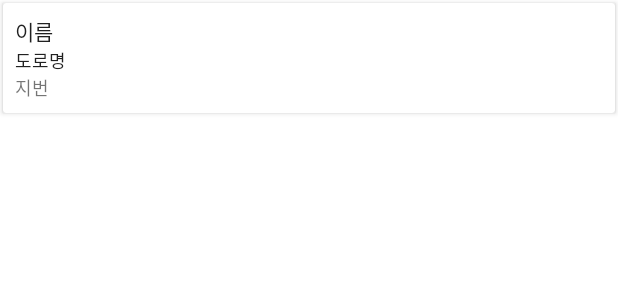
After one commit to junjange/MECA-PMD-Key-Android, an Android app: the layout list_ltem_kakao_local.xml on its own in the app's theme, with its tools: preview values and no code run, on a phone screen of 412 x 824 dp. The commit adds this screen. Shown: the top 300 px of the screen. Run offline under Robolectric (Android 15) with nearby library versions, the phone set to English and light mode, and no system bars.

Commit message:
22.04.15Update
- 카카오 맵 지도 검색

```diff
--- a/app/build.gradle
+++ b/app/build.gradle
@@ -1,6 +1,7 @@
 plugins {
     id 'com.android.application'
     id 'kotlin-android'
+    id 'com.google.android.libraries.mapsplatform.secrets-gradle-plugin'
 }
 apply plugin : 'kotlin-kapt'
 
@@ -26,9 +27,8 @@ android {
         // api key 변수 지정
         buildConfigField "String", "API_KEY", properties['api.key']
 
-        buildConfigField "String", "KAKAO_MAP_API_KEY", properties['kakao.map.api.key']
-
-//        manifestPlaceholders["KAKAO_MAP_API_KEY"] = "kakao.map.api.key"
+        // kakao map rest api key 변수 지정
+        buildConfigField "String", "KAKAO_MAP_REST_API_KEY", properties['kakao.map.rest.api.key']
 
     }
 
--- a/app/src/main/AndroidManifest.xml
+++ b/app/src/main/AndroidManifest.xml
@@ -45,7 +45,7 @@
 
 
         <!-- 네이티브 앱 키 추가 -->
-        <meta-data android:name="com.kakao.sdk.AppKey" android:value= "" />
+        <meta-data android:name="com.kakao.sdk.AppKey" android:value= "${KAKAO_MAP_NATIVE_KEY}" />
 
     </application>
 
--- /dev/null
+++ b/app/src/main/res/layout/list_ltem_kakao_local.xml
@@ -0,0 +1,46 @@
+<?xml version="1.0" encoding="utf-8"?>
+<androidx.cardview.widget.CardView xmlns:android="http://schemas.android.com/apk/res/android"
+    xmlns:app="http://schemas.android.com/apk/res-auto"
+    xmlns:tools="http://schemas.android.com/tools"
+    android:layout_width="match_parent"
+    android:layout_height="wrap_content"
+    android:layout_margin="2dp"
+    android:foreground="?android:attr/selectableItemBackground">
+
+    <androidx.constraintlayout.widget.ConstraintLayout
+        android:layout_width="match_parent"
+        android:layout_height="wrap_content">
+
+        <TextView
+            android:id="@+id/tv_list_name"
+            android:layout_width="wrap_content"
+            android:layout_height="wrap_content"
+            android:layout_marginStart="8dp"
+            android:layout_marginTop="8dp"
+            android:text="이름"
+            android:textColor="?android:attr/textColorPrimary"
+            app:layout_constraintStart_toStartOf="parent"
+            app:layout_constraintTop_toTopOf="parent" />
+
+        <TextView
+            android:id="@+id/tv_list_road"
+            android:layout_width="wrap_content"
+            android:layout_height="wrap_content"
+            android:text="도로명"
+            android:textColor="?android:attr/textColorPrimary"
+            android:textSize="12sp"
+            app:layout_constraintStart_toStartOf="@+id/tv_list_name"
+            app:layout_constraintTop_toBottomOf="@+id/tv_list_name" />
+
+        <TextView
+            android:id="@+id/tv_list_address"
+            android:layout_width="wrap_content"
+            android:layout_height="wrap_content"
+            android:layout_marginBottom="8dp"
+            android:text="지번"
+            android:textSize="12sp"
+            app:layout_constraintBottom_toBottomOf="parent"
+            app:layout_constraintStart_toStartOf="@+id/tv_list_road"
+            app:layout_constraintTop_toBottomOf="@+id/tv_list_road" />
+    </androidx.constraintlayout.widget.ConstraintLayout>
+</androidx.cardview.widget.CardView>
--- a/build.gradle
+++ b/build.gradle
@@ -7,6 +7,7 @@ buildscript {
     dependencies {
         classpath "com.android.tools.build:gradle:7.0.3"
         classpath "org.jetbrains.kotlin:kotlin-gradle-plugin:1.6.10"
+        classpath "com.google.android.libraries.mapsplatform.secrets-gradle-plugin:secrets-gradle-plugin:2.0.1"
 
         // NOTE: Do not place your application dependencies here; they belong
         // in the individual module build.gradle files
```
Also changed, not shown: app/src/main/java/com/junjange/pmdkey/adapter/KakaoLocalAdapter.kt (added, +47 -0 lines), app/src/main/java/com/junjange/pmdkey/data/ModelKakaoLocal.kt (added, +10 -0 lines), app/src/main/java/com/junjange/pmdkey/data/ResultSearchKeyword.kt (added, +35 -0 lines), app/src/main/java/com/junjange/pmdkey/network/KakaoLocalInterface.kt (added, +17 -0 lines), app/src/main/java/com/junjange/pmdkey/ui/MapActivity.kt (+104 -92 lines), app/src/main/res/layout/activity_map.xml (+82 -32 lines), 1 other file.
